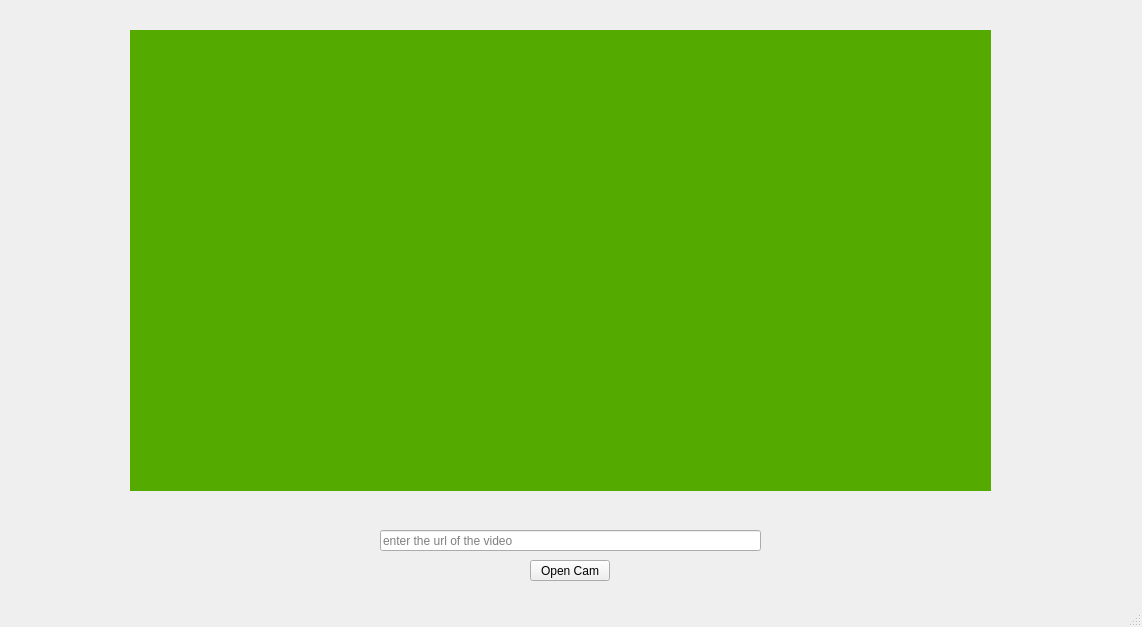
Old version of the form mainwindow.ui in the repository BrkCanbul/opencv-ipcam.
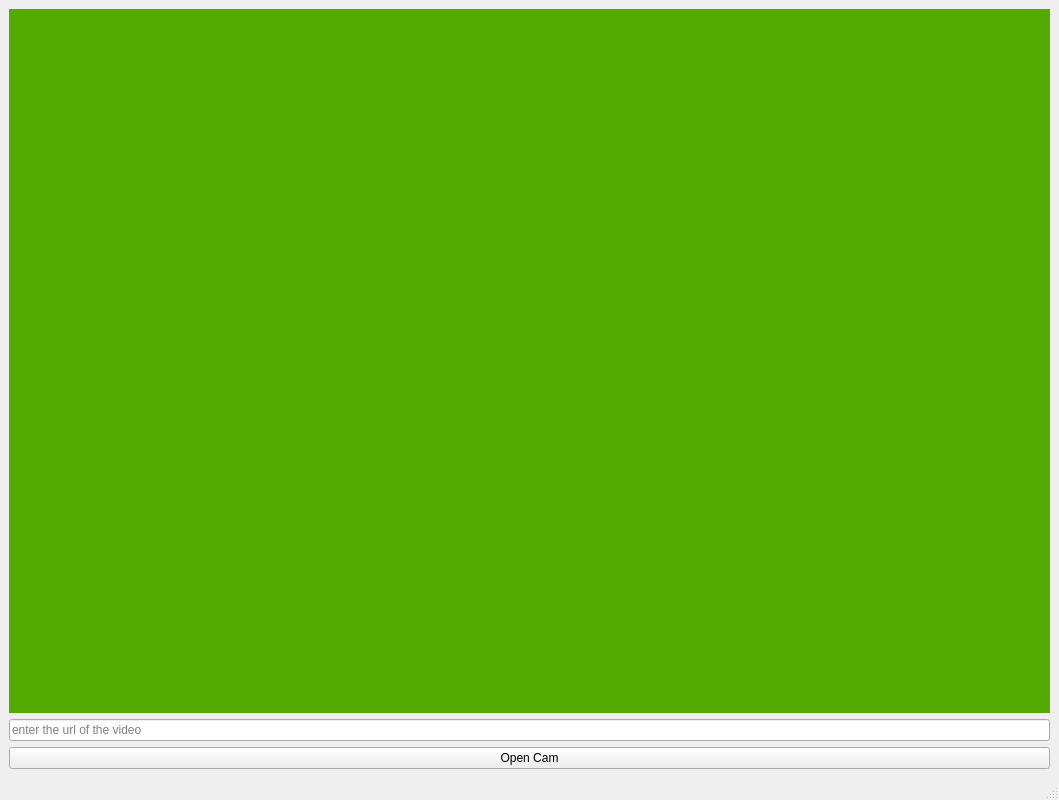
New version of the form.

Diff of the .ui file:
```diff
--- a/mainwindow.ui
+++ b/mainwindow.ui
@@ -6,22 +6,22 @@
    <rect>
     <x>0</x>
     <y>0</y>
-    <width>1142</width>
-    <height>627</height>
+    <width>1059</width>
+    <height>800</height>
    </rect>
   </property>
   <property name="windowTitle">
    <string>mainWindow</string>
   </property>
   <widget class="QWidget" name="centralwidget">
+   <layout class="QVBoxLayout" name="verticalLayout">
+    <item>
    <widget class="QLabel" name="imgLabel">
-    <property name="geometry">
-     <rect>
-      <x>130</x>
-      <y>30</y>
-      <width>861</width>
-      <height>461</height>
-     </rect>
+      <property name="minimumSize">
+       <size>
+        <width>1041</width>
+        <height>0</height>
+       </size>
     </property>
     <property name="styleSheet">
      <string notr="true">background-color: rgb(85, 170, 0);</string>
@@ -30,28 +30,9 @@
      <string/>
     </property>
    </widget>
-   <widget class="QPushButton" name="pushButton">
-    <property name="geometry">
-     <rect>
-      <x>530</x>
-      <y>560</y>
-      <width>80</width>
-      <height>21</height>
-     </rect>
-    </property>
-    <property name="text">
-     <string>Open Cam</string>
-    </property>
-   </widget>
+    </item>
+    <item>
    <widget class="QLineEdit" name="urlLine">
-    <property name="geometry">
-     <rect>
-      <x>380</x>
-      <y>530</y>
-      <width>381</width>
-      <height>21</height>
-     </rect>
-    </property>
     <property name="text">
      <string/>
     </property>
@@ -59,6 +40,15 @@
      <string>enter the url of the video</string>
     </property>
    </widget>
+    </item>
+    <item>
+     <widget class="QPushButton" name="pushButton">
+      <property name="text">
+       <string>Open Cam</string>
+      </property>
+     </widget>
+    </item>
+   </layout>
   </widget>
   <widget class="QMenuBar" name="menubar">
    <property name="geometry">
```
Left out of the diff: 4 changed lines with no effect on the pictures. Lines whose indentation alone changed are shown as unchanged.
